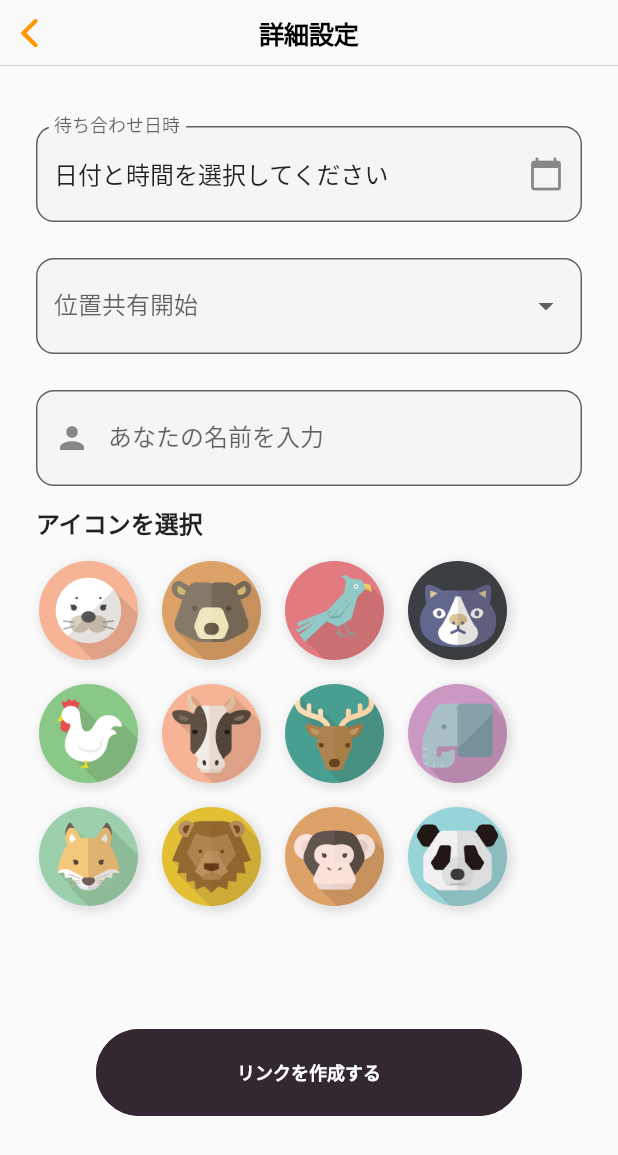
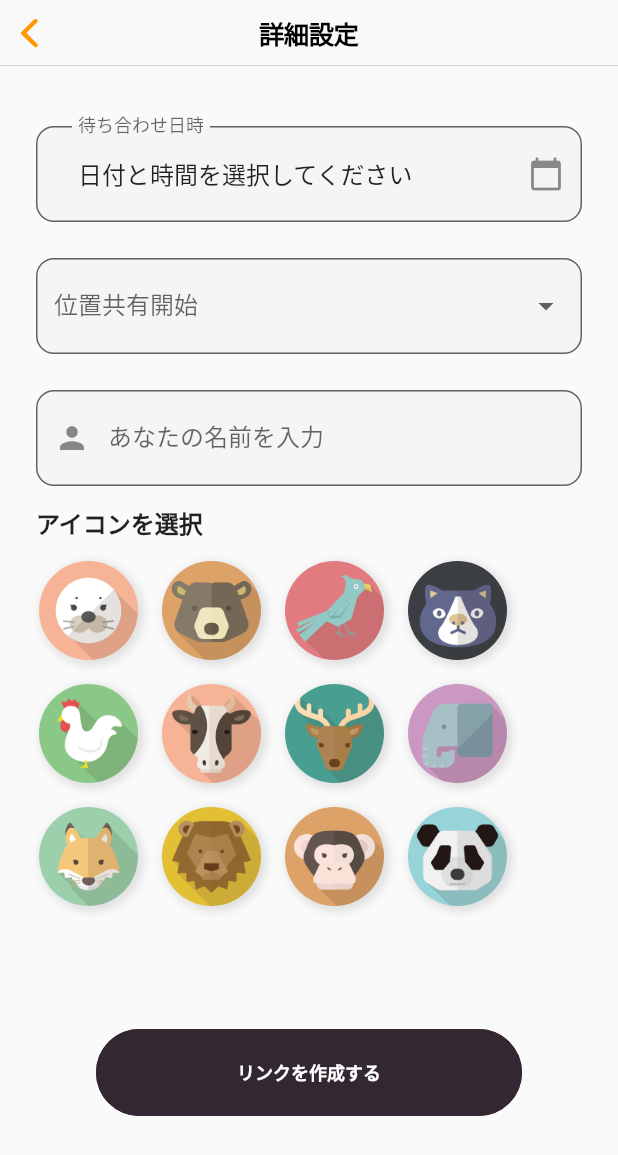
Before and after one commit to Al-Mikan/mesh-frontend, a Flutter app: the SetDetailsPage screen opened directly with empty values, on a phone screen of 412 x 824 dp. Shown: the top 1155 px of the screen. Run offline on Flutter 3.47's test engine with Material 3 defaults, Android fonts, the phone set to English and light mode, and no system bars; our stand-ins replace app_links, confetti, dio, dropdown_button2, fixnum, flutter_datetime_picker_plus and 7 more; missing offline and left inert: background_locator_2, google_maps_webservice, grpc, haptic_feedback, protobuf, pull_down_button and 1 more; accounts and stored records are empty.

Commit message:
細かい修正

```diff
--- a/lib/set_details_page.dart
+++ b/lib/set_details_page.dart
@@ -230,6 +230,10 @@ class _SetDetailsAndNamePageState extends ConsumerState<SetDetailsPage> {
                             border: OutlineInputBorder(
                               borderRadius: BorderRadius.circular(12),
                             ),
+                            contentPadding: EdgeInsets.symmetric(
+                              vertical: 20,
+                              horizontal: 28,
+                            ),
                             errorText: _isDateTimeError ? '日時を選択してください' : null,
                           ),
                           controller: TextEditingController(
@@ -303,6 +307,10 @@ class _SetDetailsAndNamePageState extends ConsumerState<SetDetailsPage> {
                               fillColor: Colors.grey[100],
                               border: OutlineInputBorder(
                                 borderRadius: BorderRadius.circular(12),
+                              ),
+                              contentPadding: EdgeInsets.symmetric(
+                                vertical: 20,
+                                horizontal: 28,
                               ),
                             ),
                             controller: TextEditingController(
--- a/lib/utils/format_date.dart
+++ b/lib/utils/format_date.dart
@@ -28,10 +28,10 @@ String formatDuration(Duration duration) {
   final minutes = duration.inMinutes.remainder(60);
 
   if (hours > 0 && minutes == 0) {
-    return '$hours時間前から';
+    return '$hours 時間前から';
   } else if (hours > 0 && minutes > 0) {
-    return '$hours時間$minutes分前から';
+    return '$hours 時間 $minutes 分前から';
   } else {
-    return '$minutes分前から';
+    return '$minutes 分前から';
   }
 }
```
